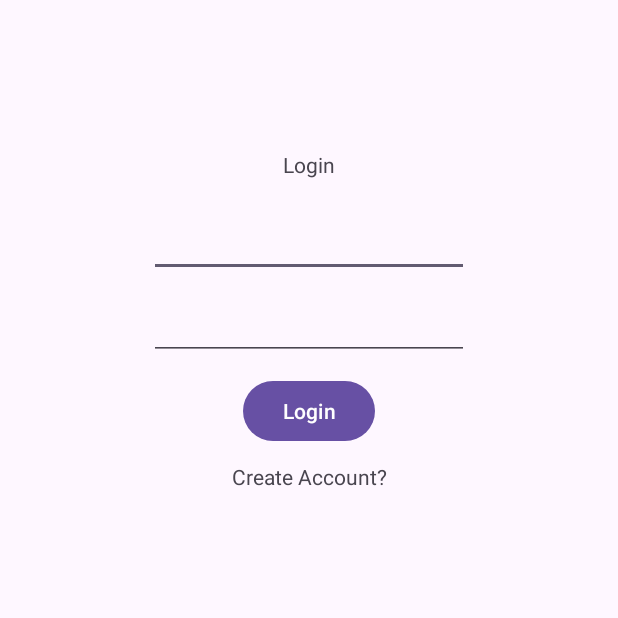
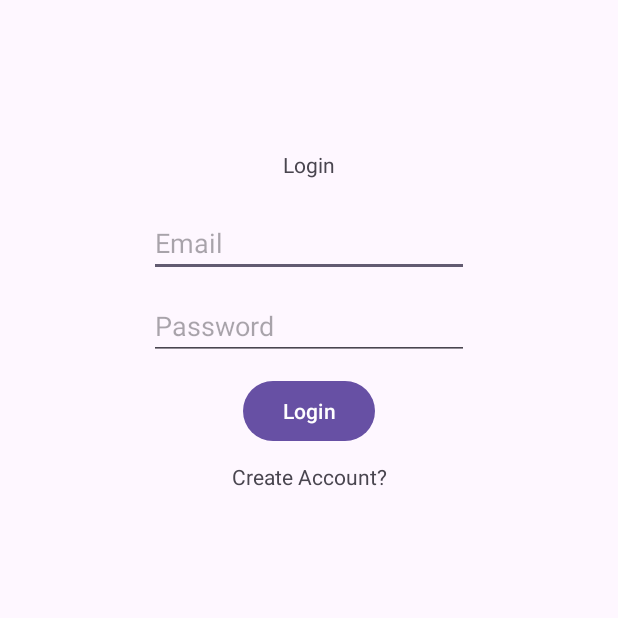
Before and after one commit to NatnaelSisay/MDP, an Android app: the screen it shows after launch (LoginActivity), after a tap on "CreateAccount", on a phone screen of 412 x 824 dp, the top half of it. Run offline under Robolectric (Android 15) with nearby library versions, the phone set to English and light mode, and no system bars; pictures from the network do not load.

Commit message:
organize activities and add hint to login

```diff
--- a/Assignment-6/SportNews-kt/app/src/main/AndroidManifest.xml
+++ b/Assignment-6/SportNews-kt/app/src/main/AndroidManifest.xml
@@ -15,10 +15,10 @@
         android:theme="@style/Theme.SportNews"
         tools:targetApi="31">
         <activity
-            android:name=".LoginActivity"
+            android:name=".activities.LoginActivity"
             android:exported="false" />
         <activity
-            android:name=".CreateAccountActivity"
+            android:name=".activities.CreateAccountActivity"
             android:exported="false" />
         <activity
             android:name=".ui.login.LoginActivity"
--- a/Assignment-6/SportNews-kt/app/src/main/java/com/example/sportnews/MainActivity.kt
+++ b/Assignment-6/SportNews-kt/app/src/main/java/com/example/sportnews/MainActivity.kt
@@ -4,6 +4,8 @@ import android.content.Intent
 import androidx.appcompat.app.AppCompatActivity
 import android.os.Bundle
 import android.widget.Toast
+import com.example.sportnews.activities.CreateAccountActivity
+import com.example.sportnews.activities.LoginActivity
 import com.example.sportnews.adapter.MyViewPagerAdapter
 import com.example.sportnews.databinding.ActivityMainBinding
 import com.google.android.material.tabs.TabLayout.GRAVITY_FILL
--- a/Assignment-6/SportNews-kt/app/src/main/java/com/example/sportnews/CreateAccountActivity.kt
+++ b/Assignment-6/SportNews-kt/app/src/main/java/com/example/sportnews/activities/CreateAccountActivity.kt
@@ -1,4 +1,4 @@
-package com.example.sportnews
+package com.example.sportnews.activities
 
 import android.content.Intent
 import androidx.appcompat.app.AppCompatActivity
--- a/Assignment-6/SportNews-kt/app/src/main/java/com/example/sportnews/LoginActivity.kt
+++ b/Assignment-6/SportNews-kt/app/src/main/java/com/example/sportnews/activities/LoginActivity.kt
@@ -1,9 +1,10 @@
-package com.example.sportnews
+package com.example.sportnews.activities
 
 import android.content.Intent
 import androidx.appcompat.app.AppCompatActivity
 import android.os.Bundle
 import android.widget.Toast
+import com.example.sportnews.MainActivity
 import com.example.sportnews.databinding.ActivityLoginBinding
 
 class LoginActivity : AppCompatActivity() {
--- a/Assignment-6/SportNews-kt/app/src/main/res/layout/activity_create_account.xml
+++ b/Assignment-6/SportNews-kt/app/src/main/res/layout/activity_create_account.xml
@@ -4,7 +4,7 @@
     xmlns:tools="http://schemas.android.com/tools"
     android:layout_width="match_parent"
     android:layout_height="match_parent"
-    tools:context=".CreateAccountActivity">
+    tools:context=".activities.CreateAccountActivity">
 
     <TextView
         android:id="@+id/textView4"
--- a/Assignment-6/SportNews-kt/app/src/main/res/layout/activity_login.xml
+++ b/Assignment-6/SportNews-kt/app/src/main/res/layout/activity_login.xml
@@ -4,7 +4,7 @@
     xmlns:tools="http://schemas.android.com/tools"
     android:layout_width="match_parent"
     android:layout_height="match_parent"
-    tools:context=".LoginActivity">
+    tools:context=".activities.LoginActivity">
 
     <TextView
         android:id="@+id/textView5"
@@ -23,6 +23,7 @@
         android:layout_height="wrap_content"
         android:layout_marginTop="20dp"
         android:ems="10"
+        android:hint="Email"
         android:inputType="textEmailAddress"
         app:layout_constraintEnd_toEndOf="parent"
         app:layout_constraintHorizontal_bias="0.5"
@@ -35,6 +36,7 @@
         android:layout_height="wrap_content"
         android:layout_marginTop="10dp"
         android:ems="10"
+        android:hint="Password"
         android:inputType="textPassword"
         app:layout_constraintEnd_toEndOf="parent"
         app:layout_constraintHorizontal_bias="0.5"
```
